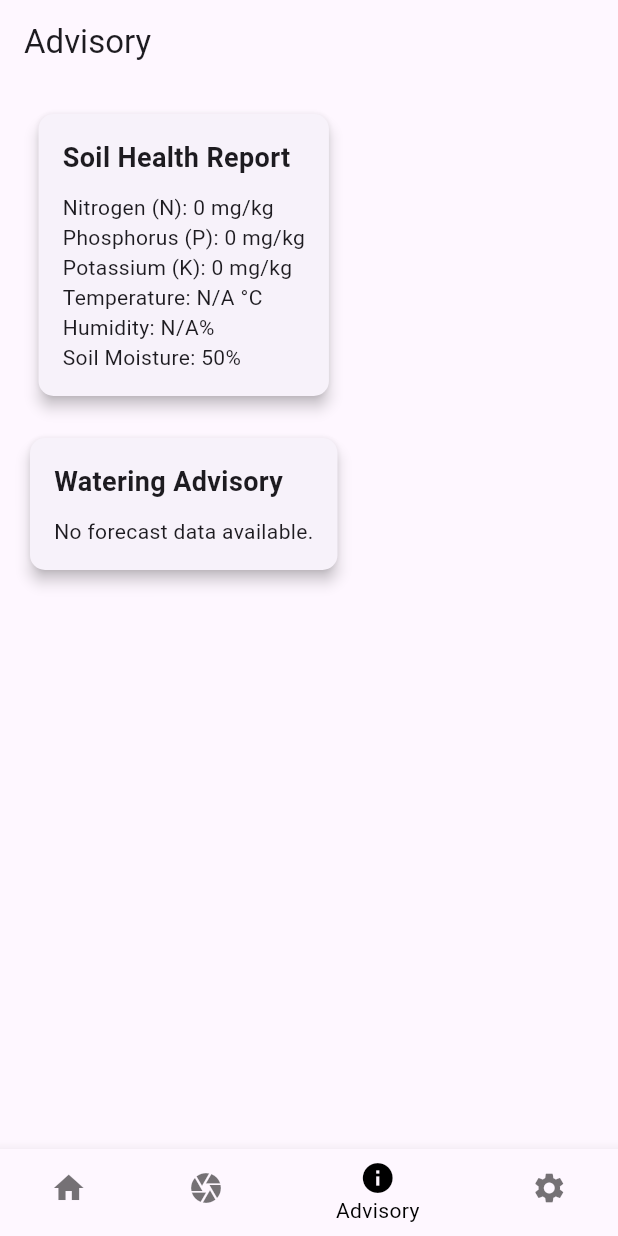
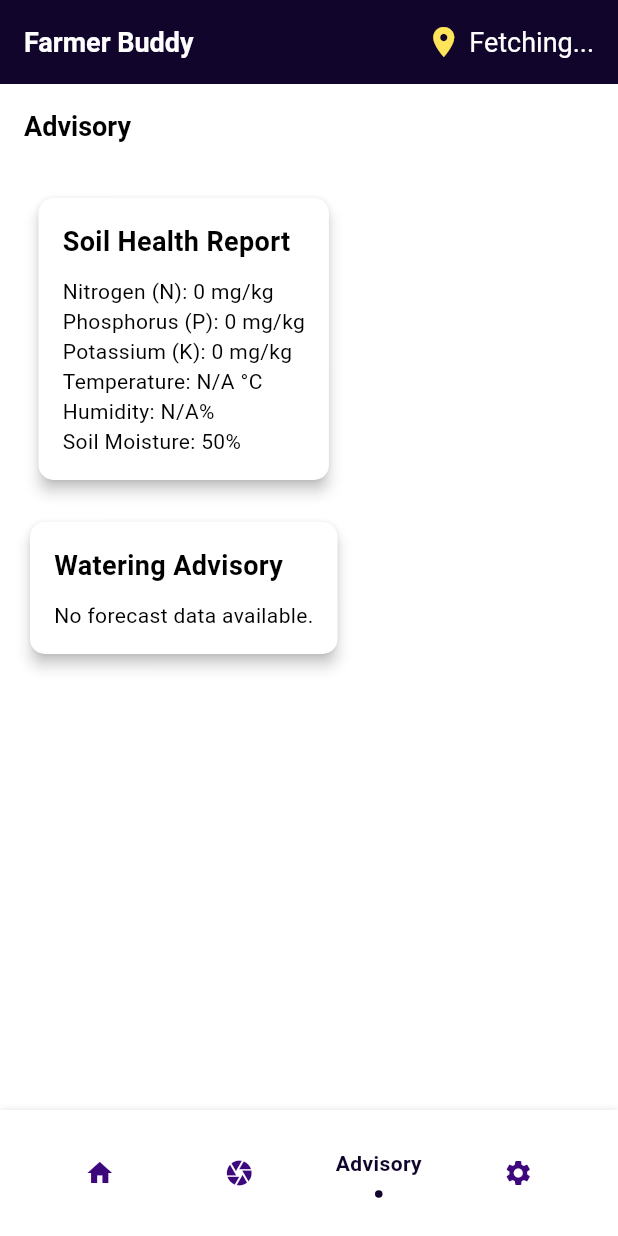
Before and after one commit to SandyUndefined/FarmerBuddy, a Flutter app: the screen it shows after launch, item 3 of the bottom bar chosen, on a phone screen of 412 x 824 dp. Run offline on Flutter 3.47's test engine with Material 3 defaults, Android fonts, the phone set to English and light mode, and no system bars; drawn by our look-alikes of flashy_tab_bar2; our stand-ins replace geolocator, image_picker, shared_preferences; network calls fail.

Commit message:
added theme color and appbar

```diff
--- /dev/null
+++ b/farmerbuddy/lib/app_colors.dart
@@ -0,0 +1,10 @@
+import 'package:flutter/material.dart';
+
+class AppColors {
+  static const Color primary = Color(0xFF11052C); // Primary color
+  static const Color secondary = Color(0xFF3D087B); // Secondary color
+  static const Color highlighter = Color(0xFFFFE459); // Highlighter color
+  static const Color background = Colors.white; // Default background color
+  static const Color text = Colors.black; // Default text color
+  static const Color textSecondary = Colors.black54; // Secondary text color
+}
--- a/farmerbuddy/lib/main.dart
+++ b/farmerbuddy/lib/main.dart
@@ -1,3 +1,4 @@
+import 'package:farmerbuddy/app_colors.dart';
 import 'package:flutter/material.dart';
 import 'package:provider/provider.dart';
 import 'screens/main_screen.dart';
@@ -16,12 +17,45 @@ class FarmerBuddyApp extends StatelessWidget {
       providers: [
         ChangeNotifierProvider(create: (_) => NPKProvider()),
         ChangeNotifierProvider(create: (_) => WeatherProvider()),
-        ChangeNotifierProvider(
-            create: (_) => UserSettingsProvider()), // Add UserSettingsProvider
+        ChangeNotifierProvider(create: (_) => UserSettingsProvider()),
       ],
       child: MaterialApp(
-        title: 'FarmerBuddy',
-        theme: ThemeData(primarySwatch: Colors.green),
+        debugShowCheckedModeBanner: false,
+        theme: ThemeData(
+          primaryColor: AppColors.primary,
+          colorScheme: ColorScheme.fromSwatch(
+            primarySwatch: Colors.deepPurple,
+          ).copyWith(
+            secondary: AppColors.secondary,
+          ),
+          scaffoldBackgroundColor: AppColors.background,
+          textTheme: const TextTheme(
+            displayLarge: TextStyle(
+              fontSize: 32.0,
+              fontWeight: FontWeight.bold,
+              color: AppColors.primary,
+            ),
+            titleLarge: TextStyle(
+              fontSize: 18.0,
+              fontWeight: FontWeight.w600,
+              color: AppColors.secondary,
+            ),
+            bodyMedium: TextStyle(
+              fontSize: 14.0,
+              color: AppColors.text,
+            ),
+          ),
+          elevatedButtonTheme: ElevatedButtonThemeData(
+            style: ElevatedButton.styleFrom(
+              backgroundColor: AppColors.secondary,
+              foregroundColor: AppColors.background,
+              textStyle: const TextStyle(fontSize: 16.0),
+              shape: RoundedRectangleBorder(
+                borderRadius: BorderRadius.circular(8.0),
+              ),
+            ),
+          ),
+        ),
         home: MainScreen(),
       ),
     );
--- a/farmerbuddy/lib/screens/home_screen.dart
+++ b/farmerbuddy/lib/screens/home_screen.dart
@@ -25,29 +25,17 @@ class _HomeScreenState extends State<HomeScreen> {
   @override
   Widget build(BuildContext context) {
     return Scaffold(
-      appBar: AppBar(title: Text('FarmerBuddy')),
       body: SingleChildScrollView(
         child: Column(
           children: [
-            Row(
-              children: [
-                Padding(
-                  padding: const EdgeInsets.all(8.0),
-                  child: Text(
-                    "Welcome to FarmerBuddy!",
-                    style: TextStyle(fontSize: 18, fontWeight: FontWeight.bold),
-                  ),
-                ),
-              ],
-            ),
             Consumer<NPKProvider>(
               builder: (ctx, provider, _) {
                 if (provider.nValues.isEmpty ||
                     provider.pValues.isEmpty ||
                     provider.kValues.isEmpty) {
-                  return Center(
+                  return const Center(
                     child: Padding(
-                      padding: const EdgeInsets.all(16.0),
+                      padding: EdgeInsets.all(16.0),
                       child: Text("Fetching NPK data... Please wait."),
                     ),
                   );
--- a/farmerbuddy/lib/screens/main_screen.dart
+++ b/farmerbuddy/lib/screens/main_screen.dart
@@ -1,4 +1,8 @@
+import 'package:farmerbuddy/app_colors.dart';
 import 'package:farmerbuddy/core/services/user_setting_screen.dart';
+import 'package:farmerbuddy/utils/location_helper.dart';
+import 'package:farmerbuddy/widgets/custom_app_bar.dart';
+import 'package:flashy_tab_bar2/flashy_tab_bar2.dart';
 import 'package:flutter/material.dart';
 import 'advisory_screen.dart';
 import 'home_screen.dart';
@@ -11,6 +15,7 @@ class MainScreen extends StatefulWidget {
 
 class MainScreenState extends State<MainScreen> {
   int _currentIndex = 0;
+  String _currentLocation = 'Fetching...';
 
   final List<Widget> _screens = [
     HomeScreen(),
@@ -25,6 +30,13 @@ class MainScreenState extends State<MainScreen> {
     });
   }
 
+    Future<void> _fetchLocation() async {
+    String location = await LocationHelper.getCurrentLocation();
+    setState(() {
+      _currentLocation = location;
+    });
+  }
+
   // Method to programmatically set the tab index
   void setTabIndex(int index) {
     setState(() {
@@ -35,18 +47,39 @@ class MainScreenState extends State<MainScreen> {
   @override
   Widget build(BuildContext context) {
     return Scaffold(
+      appBar: CustomAppBar(location: _currentLocation),
       body: _screens[_currentIndex],
-      bottomNavigationBar: BottomNavigationBar(
-        currentIndex: _currentIndex,
-        onTap: _onTabTapped,
-        selectedItemColor: Colors.black, // Set selected icon color to black
-        unselectedItemColor: Colors.black54,
-        items: const [
-          BottomNavigationBarItem(icon: Icon(Icons.home), label: 'Home'),
-          BottomNavigationBarItem(icon: Icon(Icons.camera), label: 'Analyze'),
-          BottomNavigationBarItem(icon: Icon(Icons.info), label: 'Advisory'),
-          BottomNavigationBarItem(
-              icon: Icon(Icons.settings), label: 'Settings'),
+      bottomNavigationBar: FlashyTabBar(
+        selectedIndex: _currentIndex,
+        showElevation: true,
+        animationCurve: Curves.easeInOut,
+        onItemSelected: _onTabTapped,
+        backgroundColor: AppColors.background,
+        items: [
+          FlashyTabBarItem(
+            icon: const Icon(Icons.home),
+            title: const Text('Home'),
+            activeColor: AppColors.primary,
+            inactiveColor: AppColors.secondary,
+          ),
+          FlashyTabBarItem(
+            icon: const Icon(Icons.camera),
+            title: const Text('Analyze'),
+            activeColor: AppColors.primary,
+            inactiveColor: AppColors.secondary,
+          ),
+          FlashyTabBarItem(
+            icon: const Icon(Icons.info),
+            title: const Text('Advisory'),
+            activeColor: AppColors.primary,
+            inactiveColor: AppColors.secondary,
+          ),
+          FlashyTabBarItem(
+            icon: const Icon(Icons.settings),
+            title: const Text('Settings'),
+            activeColor: AppColors.primary,
+            inactiveColor: AppColors.secondary,
+          ),
         ],
       ),
     );
--- /dev/null
+++ b/farmerbuddy/lib/utils/location_helper.dart
@@ -0,0 +1,30 @@
+import 'package:geolocator/geolocator.dart';
+
+class LocationHelper {
+  static Future<String> getCurrentLocation() async {
+    try {
+      bool serviceEnabled = await Geolocator.isLocationServiceEnabled();
+      if (!serviceEnabled) {
+        return 'Location Disabled';
+      }
+
+      LocationPermission permission = await Geolocator.checkPermission();
+      if (permission == LocationPermission.denied) {
+        permission = await Geolocator.requestPermission();
+        if (permission == LocationPermission.denied) {
+          return 'Permission Denied';
+        }
+      }
+
+      if (permission == LocationPermission.deniedForever) {
+        return 'Permission Denied Forever';
+      }
+
+      Position position = await Geolocator.getCurrentPosition(
+          desiredAccuracy: LocationAccuracy.high);
+      return '${position.latitude.toStringAsFixed(2)}, ${position.longitude.toStringAsFixed(2)}';
+    } catch (e) {
+      return 'Error Fetching Location';
+    }
+  }
+}
--- /dev/null
+++ b/farmerbuddy/lib/widgets/custom_app_bar.dart
@@ -0,0 +1,43 @@
+import 'package:flutter/material.dart';
+import '../app_colors.dart';
+
+class CustomAppBar extends StatelessWidget implements PreferredSizeWidget {
+  final String location; // Current location to display
+
+  CustomAppBar({required this.location});
+
+  @override
+  Widget build(BuildContext context) {
+    return AppBar(
+      backgroundColor: AppColors.primary,
+      title: Row(
+        mainAxisAlignment: MainAxisAlignment.spaceBetween,
+        children: [
+          Text(
+            'Farmer Buddy',
+            style: TextStyle(
+              fontWeight: FontWeight.bold,
+              color: Colors.white,
+            ),
+          ),
+          Row(
+            children: [
+              Icon(Icons.location_on, color: AppColors.highlighter),
+              SizedBox(width: 5),
+              Text(
+                location,
+                style: TextStyle(
+                  fontWeight: FontWeight.w400,
+                  color: Colors.white,
+                ),
+              ),
+            ],
+          ),
+        ],
+      ),
+    );
+  }
+
+  @override
+  Size get preferredSize => Size.fromHeight(kToolbarHeight);
+}
--- a/farmerbuddy/pubspec.yaml
+++ b/farmerbuddy/pubspec.yaml
@@ -38,6 +38,7 @@ dependencies:
   path_provider: ^2.1.5
   image: ^4.5.0
   shared_preferences: ^2.3.3
+  flashy_tab_bar2: ^0.0.10
 
 
   # The following adds the Cupertino Icons font to your application.
```
Also changed, not shown: farmerbuddy/pubspec.lock.
